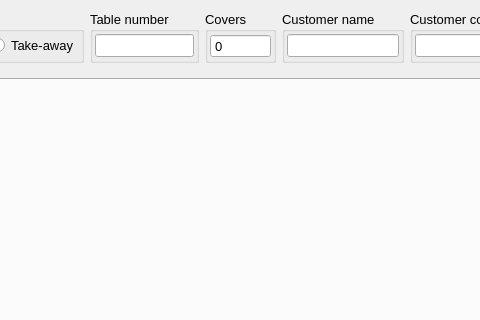
The window that App/Ui/OrderDialog0.ui (paolodestefani/pySagra) describes before a commit, drawn with Qt 5; both pictures show x 88 to 568 and y 0 to 320 of the 1205 by 496 pixel window.
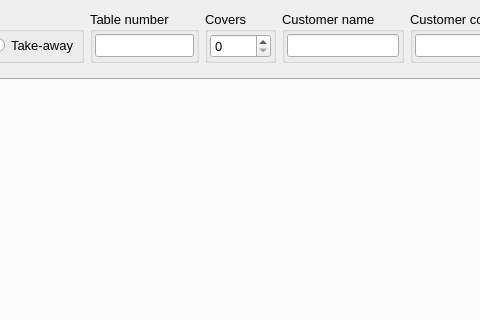
The same window after the commit.

The edit to the form file:
```diff
--- a/App/Ui/OrderDialog0.ui
+++ b/App/Ui/OrderDialog0.ui
@@ -130,7 +130,7 @@
           <item>
            <widget class="QSpinBox" name="spinBoxCovers">
             <property name="buttonSymbols">
-             <enum>QAbstractSpinBox::ButtonSymbols::NoButtons</enum>
+             <enum>QAbstractSpinBox::ButtonSymbols::UpDownArrows</enum>
             </property>
             <property name="minimum">
              <number>0</number>
```
